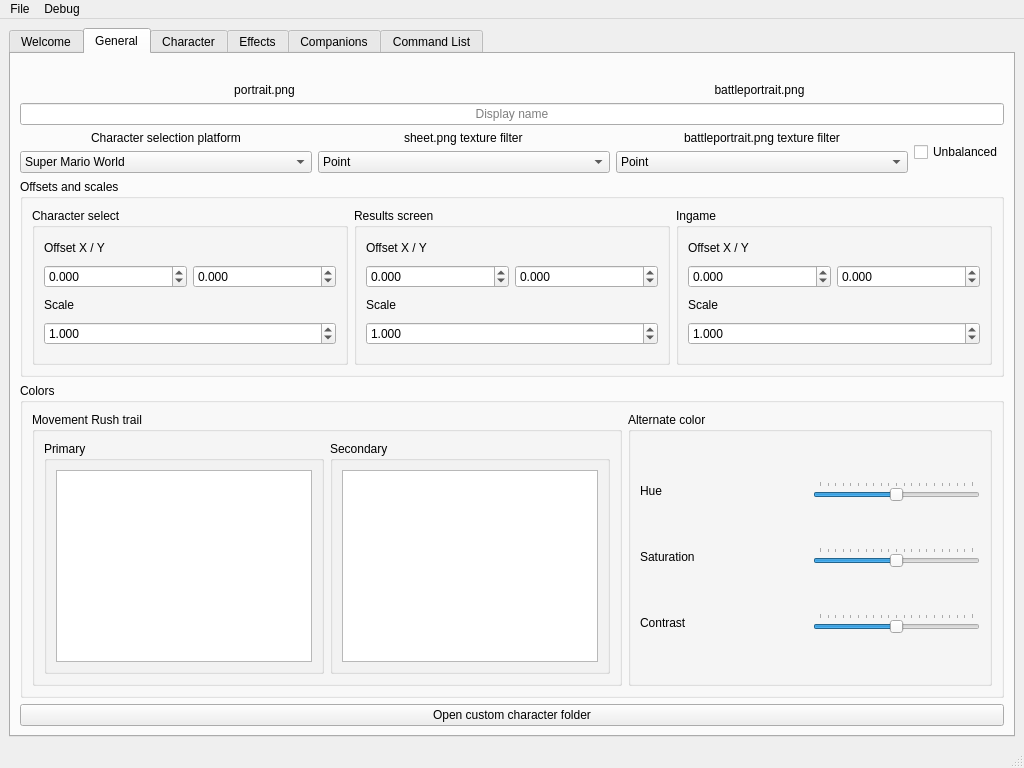
headshot2017/smbzg-charloader, file gui-tool/ui/form.ui: the form before one commit.
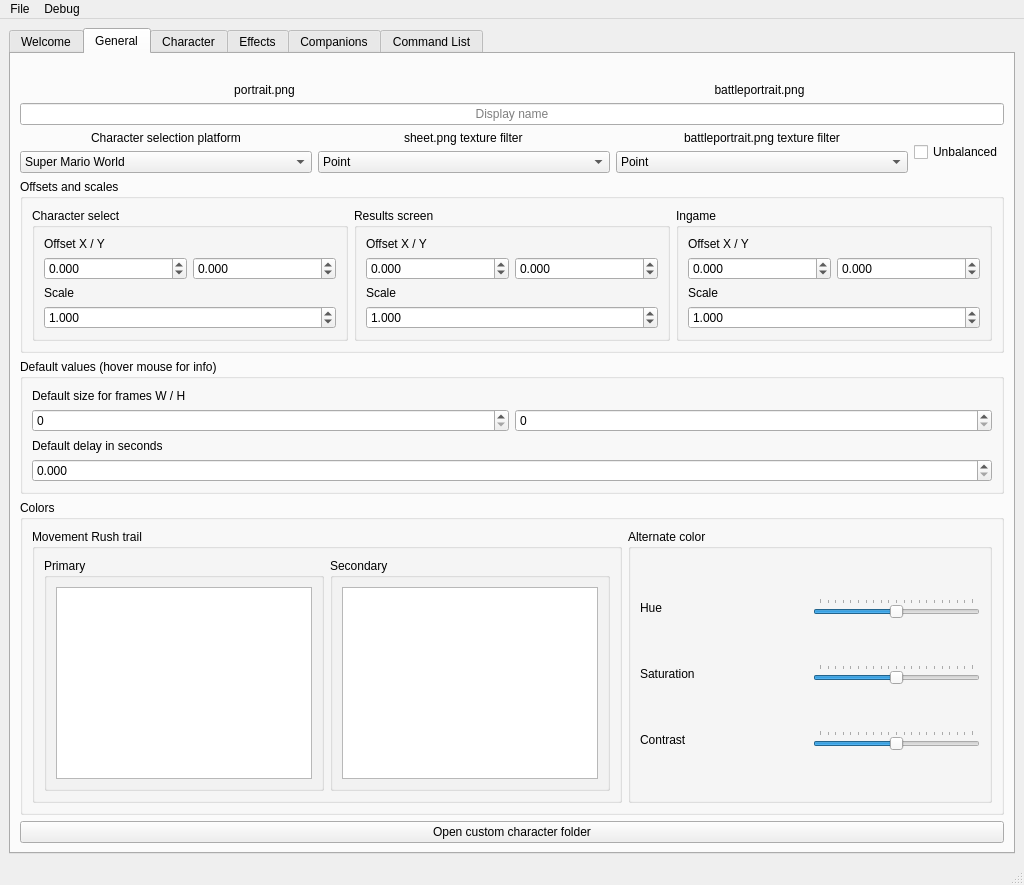
The form after the commit. The open tabs and pages were chosen to show the change. Icons and pictures are not drawn. Custom widgets are drawn as their Qt base class.

```diff
--- a/gui-tool/ui/form.ui
+++ b/gui-tool/ui/form.ui
@@ -7,7 +7,7 @@
     <x>0</x>
     <y>0</y>
     <width>1024</width>
-    <height>768</height>
+    <height>847</height>
    </rect>
   </property>
   <property name="windowTitle">
@@ -66,7 +66,7 @@
        </attribute>
        <layout class="QVBoxLayout" name="verticalLayout_2">
         <item>
-         <layout class="QVBoxLayout" name="layout_tabGeneral" stretch="0,0,0,0,0,0">
+         <layout class="QVBoxLayout" name="layout_tabGeneral" stretch="0,0,0,0,0,0,0">
           <property name="leftMargin">
            <number>0</number>
           </property>
@@ -627,6 +627,69 @@
             </layout>
            </widget>
           </item>
+          <item>
+           <widget class="QGroupBox" name="groupbox_defaultvalues">
+            <property name="title">
+             <string>Default values (hover mouse for info)</string>
+            </property>
+            <layout class="QVBoxLayout" name="verticalLayout_15">
+             <item>
+              <widget class="QLabel" name="label_12">
+               <property name="text">
+                <string>Default size for frames W / H</string>
+               </property>
+              </widget>
+             </item>
+             <item>
+              <layout class="QHBoxLayout" name="horizontalLayout_14">
+               <item>
+                <widget class="QSpinBox" name="spinbox_defaultW">
+                 <property name="toolTip">
+                  <string>&lt;html&gt;&lt;head/&gt;&lt;body&gt;&lt;p&gt;When setting a default width and height for sprite frames, these two values will be used across all of your &amp;quot;frame&amp;quot; actions in your character's animations, allowing you to quickly change the sprite frame in one click instead of manually having to type the values yourself. Useful if the sprites in your sprite sheet all have the same size.&lt;/p&gt;&lt;/body&gt;&lt;/html&gt;</string>
+                 </property>
+                 <property name="maximum">
+                  <number>100000</number>
+                 </property>
+                </widget>
+               </item>
+               <item>
+                <widget class="QSpinBox" name="spinbox_defaultH">
+                 <property name="toolTip">
+                  <string>&lt;html&gt;&lt;head/&gt;&lt;body&gt;&lt;p&gt;When setting a default width and height for sprite frames, these two values will be used across all of your &amp;quot;frame&amp;quot; actions in your character's animations, allowing you to quickly change the sprite frame in one click instead of manually having to type the values yourself. Useful if the sprites in your sprite sheet all have the same size.&lt;/p&gt;&lt;/body&gt;&lt;/html&gt;</string>
+                 </property>
+                 <property name="maximum">
+                  <number>100000</number>
+                 </property>
+                </widget>
+               </item>
+              </layout>
+             </item>
+             <item>
+              <widget class="QLabel" name="label_13">
+               <property name="text">
+                <string>Default delay in seconds</string>
+               </property>
+              </widget>
+             </item>
+             <item>
+              <widget class="QDoubleSpinBox" name="spinbox_defaultDelay">
+               <property name="toolTip">
+                <string>&lt;html&gt;&lt;head/&gt;&lt;body&gt;&lt;p&gt;This &amp;quot;delay&amp;quot; value will be automatically applied when adding a new frame to an animation.&lt;/p&gt;&lt;/body&gt;&lt;/html&gt;</string>
+               </property>
+               <property name="decimals">
+                <number>3</number>
+               </property>
+               <property name="maximum">
+                <double>10000.000000000000000</double>
+               </property>
+               <property name="singleStep">
+                <double>0.010000000000000</double>
+               </property>
+              </widget>
+             </item>
+            </layout>
+           </widget>
+          </item>
           <item>
            <widget class="QGroupBox" name="groupbox_colors">
             <property name="title">
@@ -676,14 +739,7 @@
                   </property>
                   <layout class="QHBoxLayout" name="horizontalLayout_10">
                    <item>
-                    <widget class="ColorGraphicsView" name="view_secondaryColor">
-                     <property name="sizePolicy">
-                      <sizepolicy hsizetype="Fixed" vsizetype="Fixed">
-                       <horstretch>0</horstretch>
-                       <verstretch>0</verstretch>
-                      </sizepolicy>
-                     </property>
-                    </widget>
+                    <widget class="ColorGraphicsView" name="view_secondaryColor"/>
                    </item>
                   </layout>
                  </widget>
```
